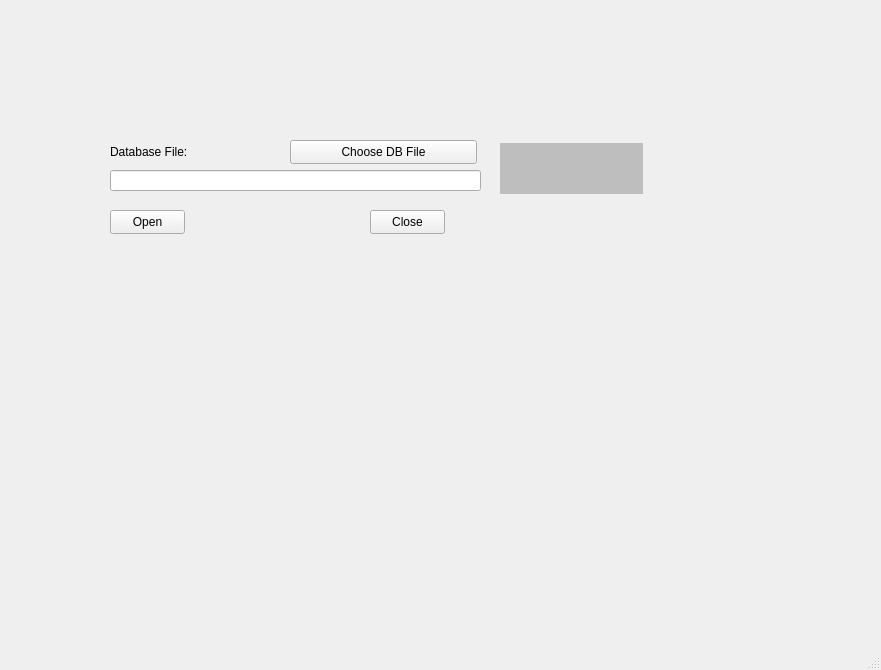
Old version of the form src/DBWindow.ui in the repository HelloUSTC114/FEEBoardGUI-AddDB.
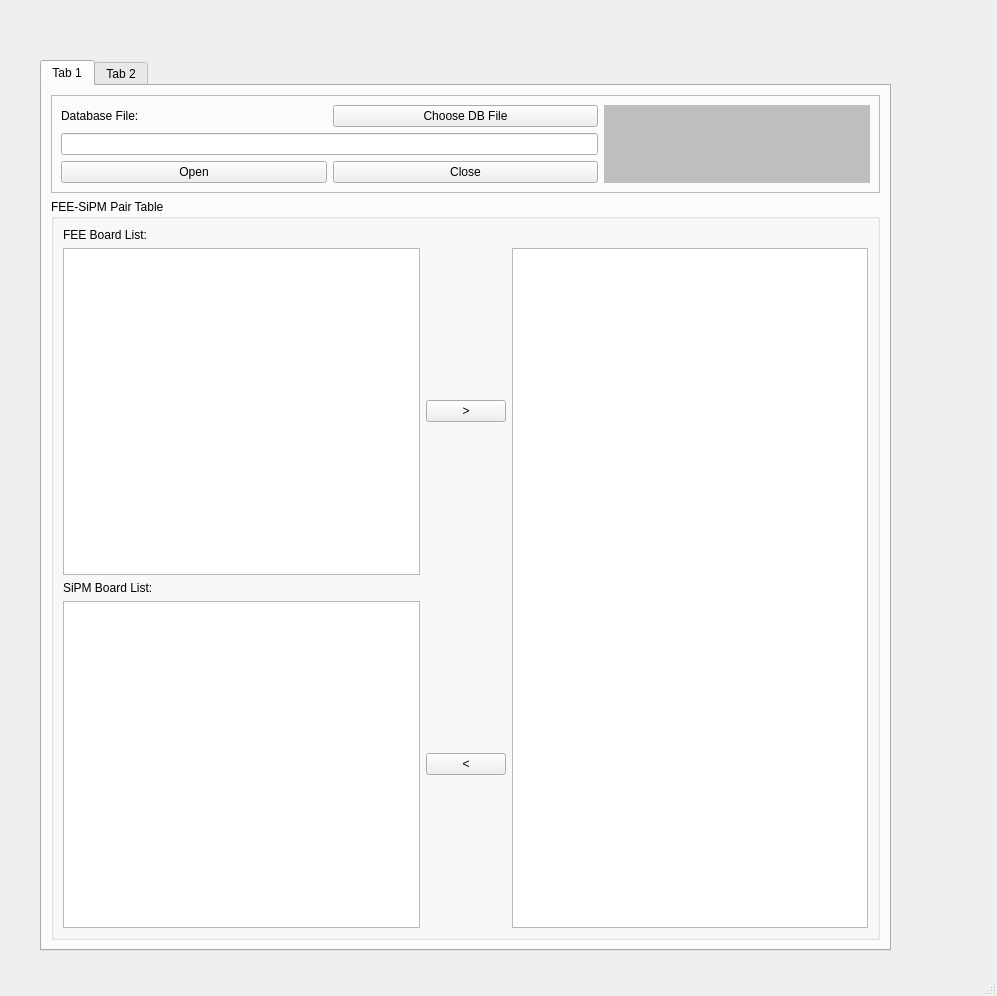
New version of the form. The open tabs and pages were chosen to show the change.

Commit message: Add function of reading from database in DBWindow

Diff of the .ui file:
```diff
--- a/src/DBWindow.ui
+++ b/src/DBWindow.ui
@@ -6,62 +6,77 @@
    <rect>
     <x>0</x>
     <y>0</y>
-    <width>881</width>
-    <height>670</height>
+    <width>997</width>
+    <height>996</height>
    </rect>
   </property>
   <property name="windowTitle">
    <string>MainWindow</string>
   </property>
   <widget class="QWidget" name="centralwidget">
+   <widget class="QTabWidget" name="tabWidget">
+    <property name="geometry">
+     <rect>
+      <x>40</x>
+      <y>60</y>
+      <width>851</width>
+      <height>891</height>
+     </rect>
+    </property>
+    <property name="currentIndex">
+     <number>1</number>
+    </property>
+    <widget class="QWidget" name="tab">
+     <attribute name="title">
+      <string>Tab 1</string>
+     </attribute>
+     <layout class="QGridLayout" name="gridLayout_3">
+      <item row="0" column="0">
+       <widget class="QFrame" name="frame">
+        <property name="frameShape">
+         <enum>QFrame::StyledPanel</enum>
+        </property>
+        <property name="frameShadow">
+         <enum>QFrame::Raised</enum>
+        </property>
+        <layout class="QGridLayout" name="gridLayout">
+         <item row="0" column="0">
+          <widget class="QLabel" name="label_20">
+           <property name="text">
+            <string>Database File:</string>
+           </property>
+          </widget>
+         </item>
+         <item row="0" column="1">
    <widget class="QPushButton" name="btnDBFile">
-    <property name="geometry">
-     <rect>
-      <x>290</x>
-      <y>140</y>
-      <width>187</width>
-      <height>24</height>
-     </rect>
-    </property>
     <property name="text">
      <string>Choose DB File</string>
     </property>
    </widget>
+         </item>
+         <item row="1" column="0" colspan="2">
    <widget class="QLineEdit" name="lineDBPath">
-    <property name="geometry">
-     <rect>
-      <x>110</x>
-      <y>170</y>
-      <width>371</width>
-      <height>21</height>
-     </rect>
-    </property>
     <property name="readOnly">
      <bool>true</bool>
     </property>
    </widget>
-   <widget class="QLabel" name="label_20">
-    <property name="geometry">
-     <rect>
-      <x>110</x>
-      <y>140</y>
-      <width>88</width>
-      <height>24</height>
-     </rect>
-    </property>
+         </item>
+         <item row="2" column="0">
+          <widget class="QPushButton" name="btnOpenDB">
+           <property name="text">
+            <string>Open</string>
+           </property>
+          </widget>
+         </item>
+         <item row="2" column="1">
+          <widget class="QPushButton" name="btnCloseDB">
     <property name="text">
-     <string>Database File:</string>
-    </property>
-   </widget>
+            <string>Close</string>
+           </property>
+          </widget>
+         </item>
+         <item row="0" column="2" rowspan="3">
    <widget class="QLabel" name="lblDBLED">
-    <property name="geometry">
-     <rect>
-      <x>500</x>
-      <y>143</y>
-      <width>143</width>
-      <height>51</height>
-     </rect>
-    </property>
     <property name="styleSheet">
      <string notr="true">background-color:rgb(190,190,190)</string>
     </property>
@@ -69,31 +84,117 @@
      <string/>
     </property>
    </widget>
-   <widget class="QPushButton" name="btnCloseDB">
+         </item>
+        </layout>
+       </widget>
+      </item>
+      <item row="1" column="0">
+       <widget class="QGroupBox" name="groupBox">
+        <property name="title">
+         <string>FEE-SiPM Pair Table</string>
+        </property>
+        <layout class="QGridLayout" name="gridLayout_2">
+         <item row="0" column="0">
+          <widget class="QLabel" name="label">
+           <property name="text">
+            <string>FEE Board List:</string>
+           </property>
+          </widget>
+         </item>
+         <item row="1" column="0">
+          <widget class="QListWidget" name="listFEE"/>
+         </item>
+         <item row="1" column="1">
+          <widget class="QPushButton" name="btnBind">
+           <property name="text">
+            <string>&gt;</string>
+           </property>
+          </widget>
+         </item>
+         <item row="1" column="2" rowspan="3">
+          <widget class="QListWidget" name="listPair"/>
+         </item>
+         <item row="2" column="0">
+          <widget class="QLabel" name="label_2">
+           <property name="text">
+            <string>SiPM Board List:</string>
+           </property>
+          </widget>
+         </item>
+         <item row="3" column="0">
+          <widget class="QListWidget" name="listSiPM"/>
+         </item>
+         <item row="3" column="1">
+          <widget class="QPushButton" name="btnUnbind">
+           <property name="text">
+            <string>&lt;</string>
+           </property>
+          </widget>
+         </item>
+        </layout>
+       </widget>
+      </item>
+     </layout>
+    </widget>
+    <widget class="QWidget" name="tab_2">
+     <attribute name="title">
+      <string>Tab 2</string>
+     </attribute>
+     <widget class="QGroupBox" name="grpChs">
     <property name="geometry">
      <rect>
-      <x>370</x>
-      <y>210</y>
-      <width>75</width>
-      <height>24</height>
-     </rect>
-    </property>
+        <x>10</x>
+        <y>50</y>
+        <width>801</width>
+        <height>801</height>
+       </rect>
+      </property>
+      <property name="title">
+       <string>Channel Info</string>
+      </property>
+      <layout class="QVBoxLayout" name="verticalLayout_13">
+       <item>
+        <layout class="QGridLayout" name="gridChs"/>
+       </item>
+      </layout>
+     </widget>
+     <widget class="QComboBox" name="cbbPair">
+      <property name="geometry">
+       <rect>
+        <x>140</x>
+        <y>10</y>
+        <width>271</width>
+        <height>22</height>
+       </rect>
+      </property>
+     </widget>
+     <widget class="QLabel" name="label_3">
+      <property name="geometry">
+       <rect>
+        <x>50</x>
+        <y>10</y>
+        <width>111</width>
+        <height>31</height>
+       </rect>
+      </property>
     <property name="text">
-     <string>Close</string>
-    </property>
-   </widget>
-   <widget class="QPushButton" name="btnOpenDB">
+       <string>Choose Pair:</string>
+      </property>
+     </widget>
+     <widget class="QPushButton" name="btnShow">
     <property name="geometry">
      <rect>
-      <x>110</x>
-      <y>210</y>
+        <x>430</x>
+        <y>10</y>
       <width>75</width>
       <height>24</height>
      </rect>
     </property>
     <property name="text">
-     <string>Open</string>
-    </property>
+       <string>Show</string>
+      </property>
+     </widget>
+    </widget>
    </widget>
   </widget>
   <widget class="QMenuBar" name="menubar">
```
Left out of the diff: 2 changed lines with no effect on the pictures. Lines whose indentation alone changed are shown as unchanged. The commit also changes 5 other files.
